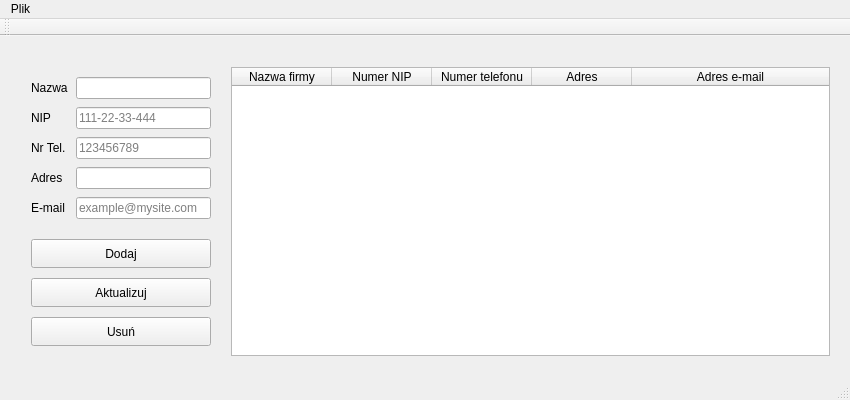
Old version of the form task-3/CompaniesCRUDRepositoryApp/companiescrudrepositoryapp.ui in the repository Mateusz533/rekrutacja-cpp-jr-dev.
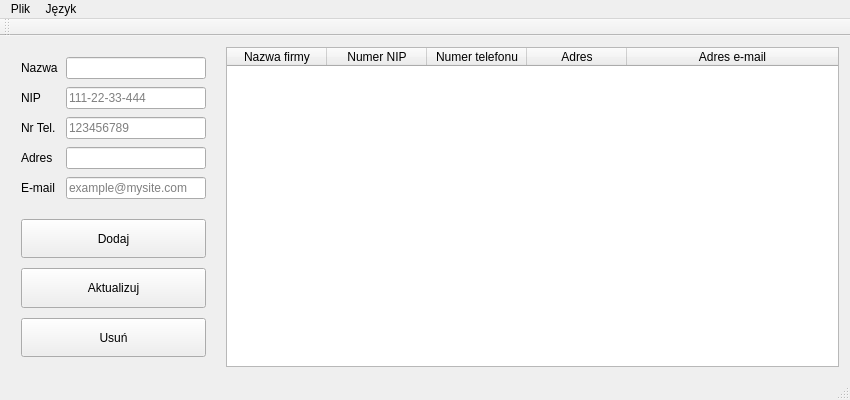
New version of the form.

Diff of the .ui file:
```diff
--- a/task-3/CompaniesCRUDRepositoryApp/companiescrudrepositoryapp.ui
+++ b/task-3/CompaniesCRUDRepositoryApp/companiescrudrepositoryapp.ui
@@ -11,11 +11,17 @@
    </rect>
   </property>
   <property name="sizePolicy">
-   <sizepolicy hsizetype="Fixed" vsizetype="Fixed">
+   <sizepolicy hsizetype="Preferred" vsizetype="Preferred">
     <horstretch>0</horstretch>
     <verstretch>0</verstretch>
    </sizepolicy>
   </property>
+  <property name="minimumSize">
+   <size>
+    <width>800</width>
+    <height>400</height>
+   </size>
+  </property>
   <property name="baseSize">
    <size>
     <width>850</width>
@@ -26,15 +32,8 @@
    <string>Companies Repository</string>
   </property>
   <widget class="QWidget" name="centralWidget">
-   <widget class="QWidget" name="layoutWidget">
-    <property name="geometry">
-     <rect>
-      <x>10</x>
-      <y>20</y>
-      <width>831</width>
-      <height>311</height>
-     </rect>
-    </property>
+   <layout class="QHBoxLayout" name="horizontalLayout">
+    <item>
     <layout class="QHBoxLayout" name="hlMain" stretch="1,3">
      <property name="spacing">
       <number>10</number>
@@ -165,6 +164,12 @@
              <verstretch>0</verstretch>
             </sizepolicy>
            </property>
+            <property name="maximumSize">
+             <size>
+              <width>16777215</width>
+              <height>60</height>
+             </size>
+            </property>
            <property name="text">
             <string>Dodaj</string>
            </property>
@@ -178,6 +183,12 @@
              <verstretch>0</verstretch>
             </sizepolicy>
            </property>
+            <property name="maximumSize">
+             <size>
+              <width>16777215</width>
+              <height>60</height>
+             </size>
+            </property>
            <property name="text">
             <string>Aktualizuj</string>
            </property>
@@ -191,6 +202,12 @@
              <verstretch>0</verstretch>
             </sizepolicy>
            </property>
+            <property name="maximumSize">
+             <size>
+              <width>16777215</width>
+              <height>60</height>
+             </size>
+            </property>
            <property name="text">
             <string>Usuń</string>
            </property>
@@ -202,6 +219,12 @@
      </item>
      <item>
       <widget class="QTableWidget" name="tabData">
+        <property name="minimumSize">
+         <size>
+          <width>300</width>
+          <height>0</height>
+         </size>
+        </property>
        <property name="focusPolicy">
         <enum>Qt::NoFocus</enum>
        </property>
@@ -254,7 +277,8 @@
       </widget>
      </item>
     </layout>
-   </widget>
+    </item>
+   </layout>
   </widget>
   <widget class="QMenuBar" name="menuBar">
    <property name="geometry">
@@ -265,7 +289,7 @@
      <height>22</height>
     </rect>
    </property>
-   <widget class="QMenu" name="menuPlik">
+   <widget class="QMenu" name="menuFile">
     <property name="title">
      <string>Plik</string>
     </property>
@@ -274,7 +298,15 @@
     <addaction name="actionRead"/>
     <addaction name="actionClose"/>
    </widget>
-   <addaction name="menuPlik"/>
+   <widget class="QMenu" name="menuLanguage">
+    <property name="title">
+     <string>Język</string>
+    </property>
+    <addaction name="actionEnglish"/>
+    <addaction name="actionPolish"/>
+   </widget>
+   <addaction name="menuFile"/>
+   <addaction name="menuLanguage"/>
   </widget>
   <widget class="QStatusBar" name="statusBar"/>
   <widget class="QToolBar" name="mainToolBar">
```
Left out of the diff: 12 changed lines with no effect on the pictures. Lines whose indentation alone changed are shown as unchanged.
